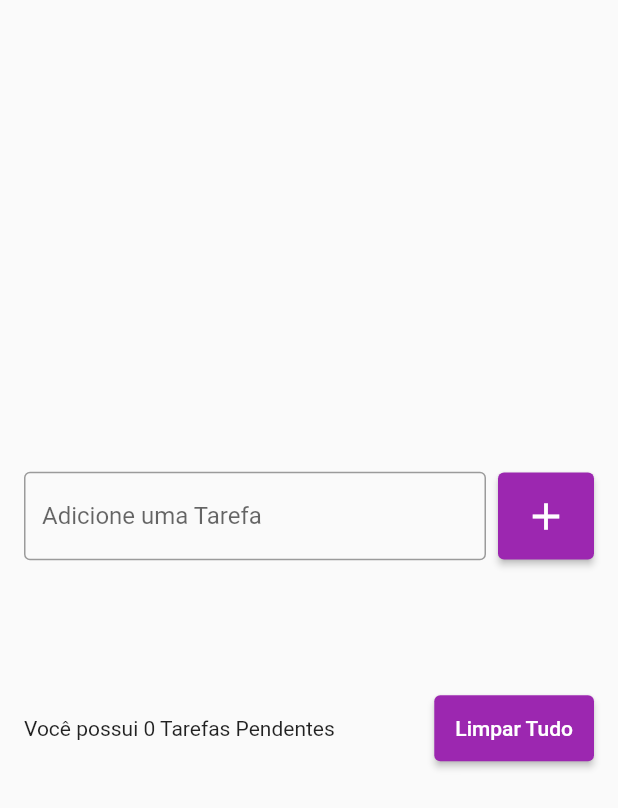
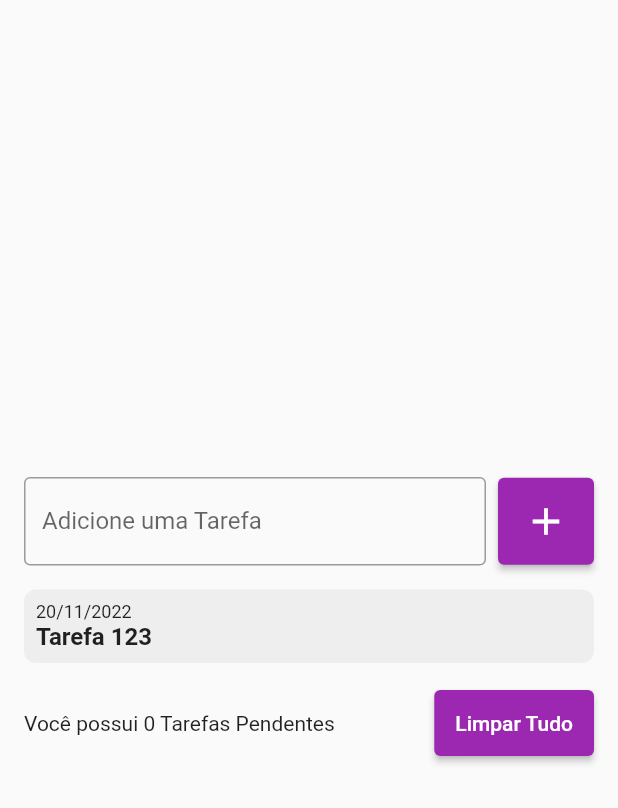
Before and after one commit to zupy-fmartinelli/todo_list, a Flutter app: the screen it shows after launch, after a tap on the "add" icon, on a phone screen of 412 x 824 dp. Shown: the top 808 px of the screen. Run offline on Flutter 3.47's test engine with Material 2 defaults, Android fonts, the phone set to English and light mode, and no system bars.

Commit message:
todo list widget created

```diff
--- a/lib/pages/todo_list_page.dart
+++ b/lib/pages/todo_list_page.dart
@@ -1,4 +1,6 @@
 import 'package:flutter/material.dart';
+
+import '../widgets/todo_list_item.dart';
 
 class TodoListPage extends StatefulWidget {
   TodoListPage({Key? key}) : super(key: key);
@@ -60,13 +62,7 @@ class _TodoListPageState extends State<TodoListPage> {
                 child: ListView(
                   shrinkWrap: true,
                   children: [
-                    for (String todo in todos)
-                      ListTile(
-                        title: Text(todo),
-                        onTap: () {
-                          print('Tarefa $todo');
-                        },
-                      )
+                    for (String todo in todos) TodoListItem(),
                   ],
                 ),
               ),
--- /dev/null
+++ b/lib/widgets/todo_list_item.dart
@@ -0,0 +1,37 @@
+import 'package:flutter/material.dart';
+import 'package:flutter/cupertino.dart';
+import 'package:flutter/src/foundation/key.dart';
+import 'package:flutter/src/widgets/framework.dart';
+
+class TodoListItem extends StatelessWidget {
+  const TodoListItem({Key? key}) : super(key: key);
+
+  @override
+  Widget build(BuildContext context) {
+    return Container(
+      decoration: BoxDecoration(
+        borderRadius: BorderRadius.circular(8),
+        color: Colors.grey[200],
+      ),
+      padding: const EdgeInsets.all(8),
+      child: Column(
+        crossAxisAlignment: CrossAxisAlignment.start,
+        children: [
+          Text(
+            '20/11/2022',
+            style: TextStyle(
+              fontSize: 12,
+            ),
+          ),
+          Text(
+            'Tarefa 123',
+            style: TextStyle(
+              fontSize: 16,
+              fontWeight: FontWeight.w600,
+            ),
+          ),
+        ],
+      ),
+    );
+  }
+}
```
